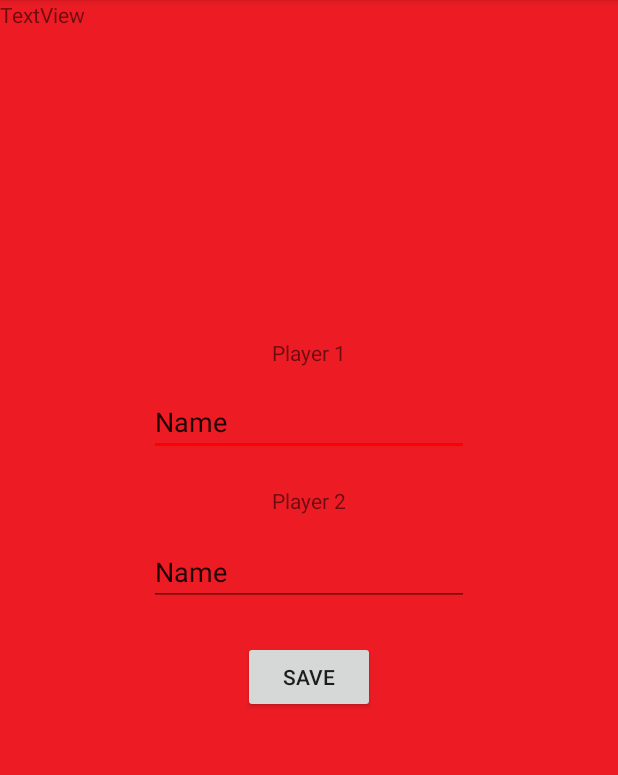
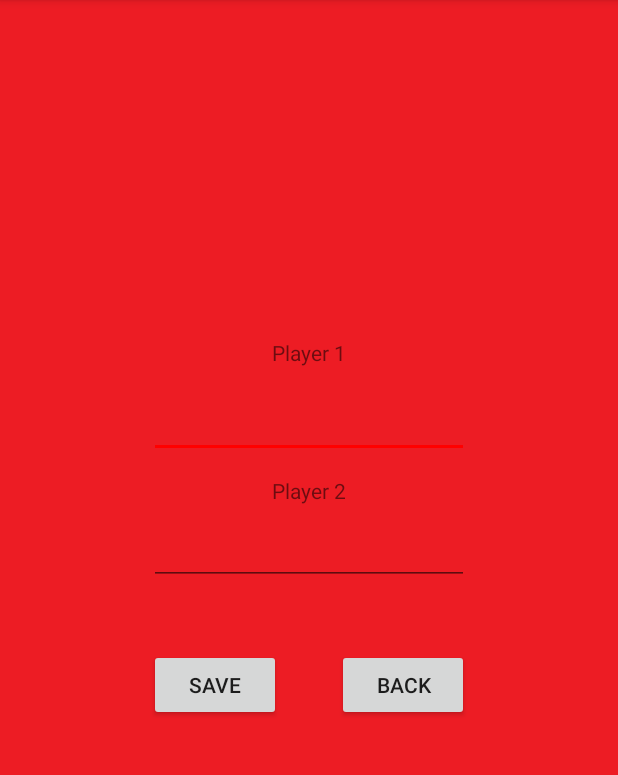
Before and after one commit to Adam110001/Java-Android-Tic-Tac-Toe-Mobile-Application, an Android app: the ActivitySixGetPlayerInfo screen opened directly, with no data from a screen before it, on a phone screen of 412 x 824 dp, the part 84-859 px from its top. Run offline under Robolectric (Android 15) with nearby library versions, the phone set to English and light mode, and no system bars.

Commit message:
DB working

```diff
--- a/app/src/main/java/AdamDovciak/napier/ac/uk/ActivityFiveCheckScore.java
+++ b/app/src/main/java/AdamDovciak/napier/ac/uk/ActivityFiveCheckScore.java
@@ -16,6 +16,12 @@ public class ActivityFiveCheckScore extends AppCompatActivity {
     public void noButtonPressed(View view){
         Intent noPressed = new Intent(this, ActivityTwo.class);
         startActivity(noPressed);
+
+        ActivityTwo scoreReset = new ActivityTwo();
+
+        scoreReset.player1Points = 0;
+        scoreReset.player2Points = 0;
+
     }
 
     public void yesButtonPressed(View view){
--- a/app/src/main/res/layout/activity_avitivity_four_statistics.xml
+++ b/app/src/main/res/layout/activity_avitivity_four_statistics.xml
@@ -28,6 +28,7 @@
         android:id="@+id/button4"
         android:layout_width="match_parent"
         android:layout_height="wrap_content"
-        android:text="Return To Main Menu" />
+        android:text="@string/returnToMainMenu"
+        android:onClick="returnToMain"/>
 
 </LinearLayout>
--- a/app/src/main/res/layout/activity_six_get_player_info.xml
+++ b/app/src/main/res/layout/activity_six_get_player_info.xml
@@ -24,7 +24,7 @@
         android:layout_width="wrap_content"
         android:layout_height="wrap_content"
         android:layout_marginStart="180dp"
-        android:layout_marginTop="20dp"
+        android:layout_marginTop="12dp"
         android:layout_marginEnd="180dp"
         android:text="@string/player_2"
         app:layout_constraintEnd_toEndOf="parent"
@@ -36,11 +36,10 @@
         android:layout_width="wrap_content"
         android:layout_height="wrap_content"
         android:layout_marginStart="99dp"
-        android:layout_marginTop="14dp"
+        android:layout_marginTop="15dp"
         android:layout_marginEnd="99dp"
         android:ems="10"
         android:inputType="textPersonName"
-        android:text="Name"
         app:layout_constraintEnd_toEndOf="parent"
         app:layout_constraintStart_toStartOf="parent"
         app:layout_constraintTop_toBottomOf="@+id/textView3" />
@@ -50,11 +49,10 @@
         android:layout_width="wrap_content"
         android:layout_height="wrap_content"
         android:layout_marginStart="99dp"
-        android:layout_marginTop="15dp"
+        android:layout_marginTop="8dp"
         android:layout_marginEnd="99dp"
         android:ems="10"
         android:inputType="textPersonName"
-        android:text="Name"
         app:layout_constraintEnd_toEndOf="parent"
         app:layout_constraintStart_toStartOf="parent"
         app:layout_constraintTop_toBottomOf="@+id/textView4" />
@@ -63,21 +61,28 @@
         android:id="@+id/save_button"
         android:layout_width="wrap_content"
         android:layout_height="wrap_content"
-        android:layout_marginStart="161dp"
-        android:layout_marginTop="23dp"
-        android:layout_marginEnd="162dp"
+        android:layout_marginStart="99dp"
+        android:layout_marginTop="25dp"
+        android:layout_marginEnd="37dp"
+        android:layout_marginBottom="270dp"
         android:onClick="saveButtonPressed"
         android:text="@string/save"
-        app:layout_constraintEnd_toEndOf="parent"
+        app:layout_constraintBottom_toBottomOf="parent"
+        app:layout_constraintEnd_toStartOf="@+id/back_button"
         app:layout_constraintStart_toStartOf="parent"
         app:layout_constraintTop_toBottomOf="@+id/add_name_player_2" />
 
-    <TextView
-        android:id="@+id/textView5"
+    <Button
+        android:id="@+id/back_button"
         android:layout_width="wrap_content"
         android:layout_height="wrap_content"
-        android:text="TextView"
-        tools:layout_editor_absoluteX="68dp"
-        tools:layout_editor_absoluteY="74dp" />
+        android:layout_marginTop="25dp"
+        android:layout_marginEnd="99dp"
+        android:layout_marginBottom="270dp"
+        android:onClick="backButtonPressed"
+        android:text="@string/back"
+        app:layout_constraintBottom_toBottomOf="parent"
+        app:layout_constraintEnd_toEndOf="parent"
+        app:layout_constraintTop_toBottomOf="@+id/add_name_player_2" />
 
 </android.support.constraint.ConstraintLayout>
--- a/app/src/main/res/layout/activity_three.xml
+++ b/app/src/main/res/layout/activity_three.xml
@@ -16,6 +16,7 @@
         android:layout_marginEnd="123dp"
         android:layout_marginBottom="432dp"
         android:text="Reset"
+        android:onClick="resetGame"
         app:layout_constraintBottom_toBottomOf="parent"
         app:layout_constraintEnd_toEndOf="parent"
         app:layout_constraintStart_toStartOf="parent"
@@ -31,6 +32,7 @@
         android:layout_marginEnd="123dp"
         android:layout_marginBottom="342dp"
         android:text="Back To Game"
+        android:onClick="openGame"
         app:layout_constraintBottom_toBottomOf="parent"
         app:layout_constraintEnd_toEndOf="parent"
         app:layout_constraintStart_toStartOf="parent"
@@ -45,6 +47,7 @@
         android:layout_marginEnd="123dp"
         android:layout_marginBottom="259dp"
         android:text="Back To Main Menu"
+        android:onClick="openMainMenu"
         app:layout_constraintBottom_toBottomOf="parent"
         app:layout_constraintEnd_toEndOf="parent"
         app:layout_constraintStart_toStartOf="parent"
--- a/app/src/main/res/layout/activity_two.xml
+++ b/app/src/main/res/layout/activity_two.xml
@@ -19,6 +19,7 @@
             android:layout_alignParentEnd="true"
             android:layout_marginStart="28dp"
             android:text="@string/menu"
+            android:onClick="openMenu"
             app:layout_constraintBottom_toBottomOf="parent"
             app:layout_constraintStart_toEndOf="@+id/text_view_points1"
             app:layout_constraintTop_toTopOf="parent" />
--- a/app/src/main/res/values/strings.xml
+++ b/app/src/main/res/values/strings.xml
@@ -17,6 +17,8 @@
 
     <string name="save">Save</string>
 
-    <string name="addNextDialogMessage">Thanks for playing!</string>
+    <string name="back">Back</string>
+
+    <string name="returnToMainMenu">Return To Main Menu</string>
 
 </resources>
```
Also changed, not shown: app/src/main/java/AdamDovciak/napier/ac/uk/AcitivityFourStatistics.java (+6 -1 lines), app/src/main/java/AdamDovciak/napier/ac/uk/ActivitySixGetPlayerInfo.java (+33 -2 lines), app/src/main/java/AdamDovciak/napier/ac/uk/ActivityThree.java (+10 -29 lines), app/src/main/java/AdamDovciak/napier/ac/uk/ActivityTwo.java (+17 -40 lines), app/src/main/java/AdamDovciak/napier/ac/uk/DatabaseManipulator.java (+8 -7 lines), app/src/main/java/AdamDovciak/napier/ac/uk/MainActivity.java (+0 -16 lines), app/src/main/res/layout/activity_five_check_score.xml (+10 -17 lines), 1 other file.
